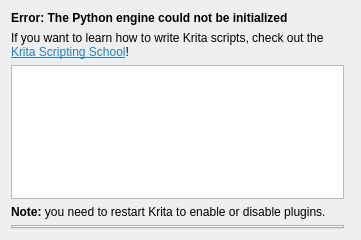
Above: plugins/extensions/pykrita/plugin/manager.ui from KDE/krita before the change. Below: the same form after it.
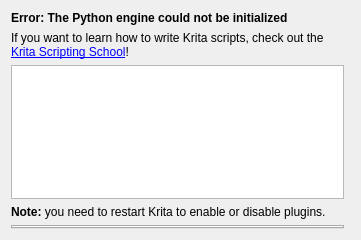
That is the form after the change.

Commit message: Don't hardcode link text colors

What changed in the file:
```diff
--- a/plugins/extensions/pykrita/plugin/manager.ui
+++ b/plugins/extensions/pykrita/plugin/manager.ui
@@ -69,7 +69,7 @@
    <item row="1" column="0">
     <widget class="QLabel" name="label_2">
      <property name="text">
-      <string>&lt;html&gt;&lt;head/&gt;&lt;body&gt;&lt;p&gt;If you want to learn how to write Krita scripts, check out the &lt;a href=&quot;https://scripting.krita.org/lessons/introduction&quot;&gt;&lt;span style=&quot; text-decoration: underline; color:#2980b9;&quot;&gt;Krita Scripting School&lt;/span&gt;&lt;/a&gt;!&lt;/p&gt;&lt;/body&gt;&lt;/html&gt;</string>
+      <string>&lt;html&gt;&lt;head/&gt;&lt;body&gt;&lt;p&gt;If you want to learn how to write Krita scripts, check out the &lt;a href=&quot;https://scripting.krita.org/lessons/introduction&quot;&gt;&lt;span style=&quot; text-decoration: underline;&quot;&gt;Krita Scripting School&lt;/span&gt;&lt;/a&gt;!&lt;/p&gt;&lt;/body&gt;&lt;/html&gt;</string>
      </property>
      <property name="wordWrap">
       <bool>true</bool>
```
The commit also changes 1 other file.
